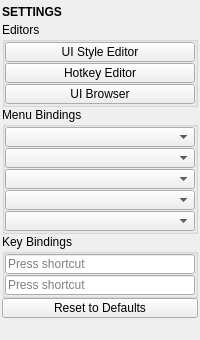
Before: the Qt Designer form tentacle/ui/settings.ui in m3trik/tentacle, drawn with Qt 5.
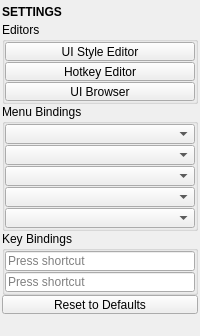
After: the same form once the commit is applied. Custom widgets are drawn as their Qt base class.

Diff of the .ui file:
```diff
--- a/tentacle/ui/settings.ui
+++ b/tentacle/ui/settings.ui
@@ -98,13 +98,13 @@
            <property name="minimumSize">
             <size>
              <width>0</width>
-             <height>20</height>
+             <height>19</height>
             </size>
            </property>
            <property name="maximumSize">
             <size>
              <width>16777215</width>
-             <height>20</height>
+             <height>19</height>
             </size>
            </property>
            <property name="toolTip">
@@ -120,13 +120,13 @@
            <property name="minimumSize">
             <size>
              <width>0</width>
-             <height>20</height>
+             <height>19</height>
             </size>
            </property>
            <property name="maximumSize">
             <size>
              <width>16777215</width>
-             <height>20</height>
+             <height>19</height>
             </size>
            </property>
            <property name="toolTip">
@@ -142,13 +142,13 @@
            <property name="minimumSize">
             <size>
              <width>0</width>
-             <height>20</height>
+             <height>19</height>
             </size>
            </property>
            <property name="maximumSize">
             <size>
              <width>16777215</width>
-             <height>20</height>
+             <height>19</height>
             </size>
            </property>
            <property name="toolTip">
@@ -303,10 +303,16 @@
       </item>
       <item>
        <widget class="QPushButton" name="b_reset_bindings">
+        <property name="maximumSize">
+         <size>
+          <width>16777215</width>
+          <height>19</height>
+         </size>
+        </property>
         <property name="minimumSize">
          <size>
           <width>0</width>
-          <height>20</height>
+          <height>19</height>
          </size>
         </property>
         <property name="toolTip">
```
